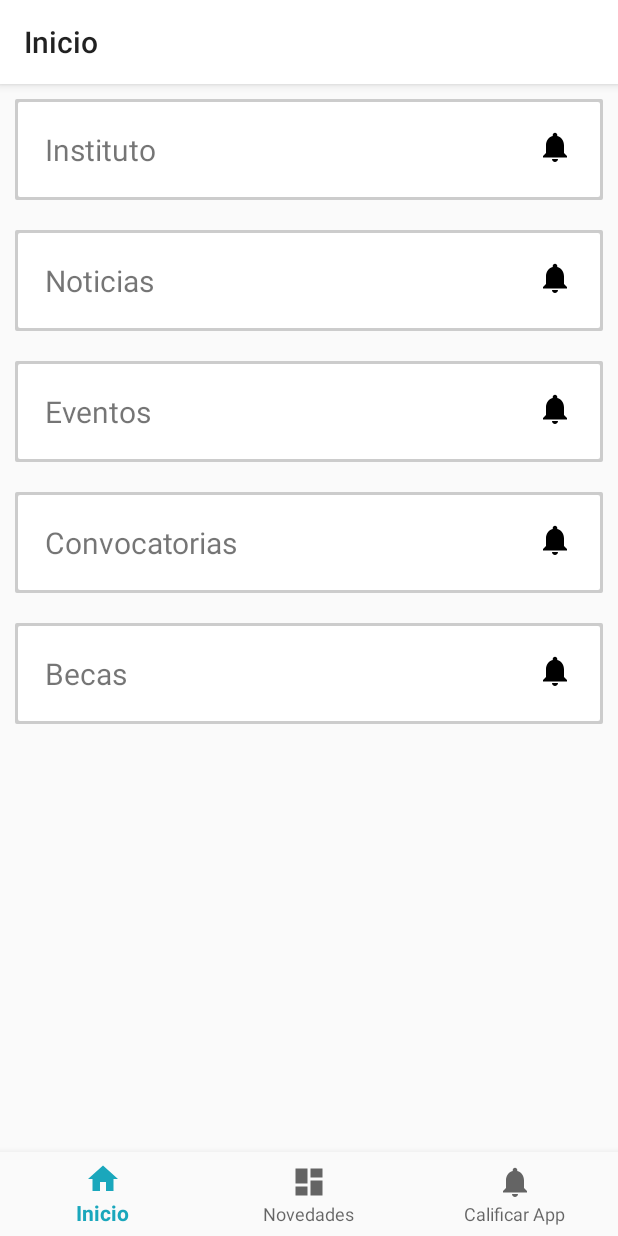
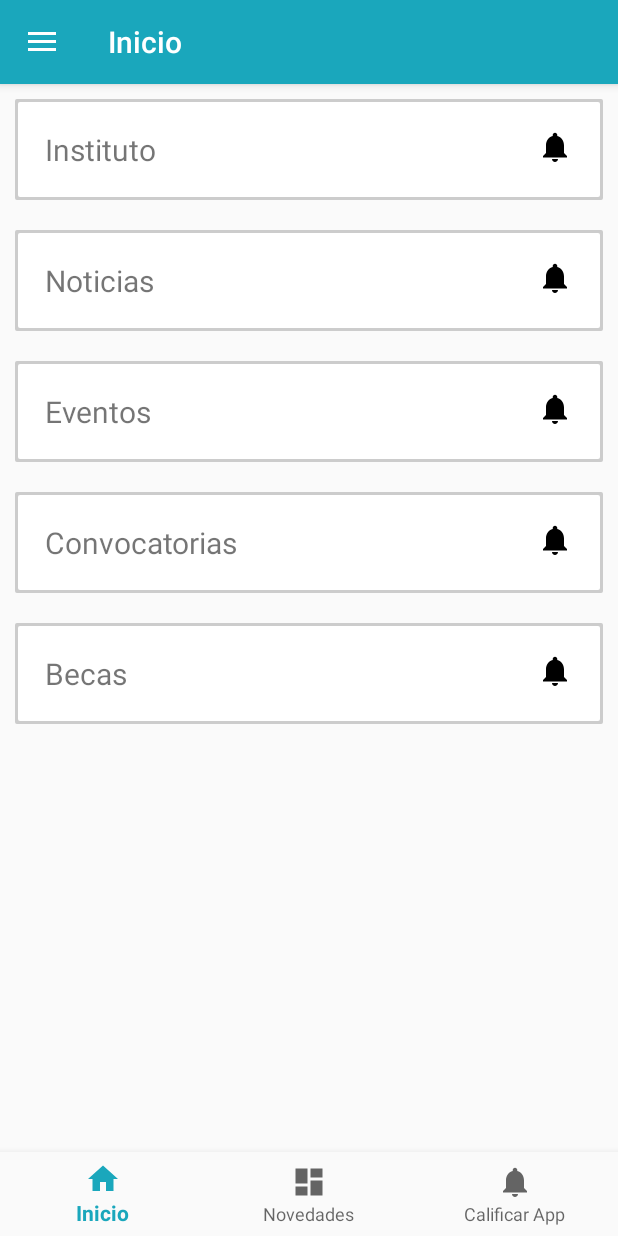
Before and after one commit to Richard095/NotifyOficial, an Android app: the Inicio screen opened directly, with no data from a screen before it, on a phone screen of 412 x 824 dp. Run offline under Robolectric (Android 15) with nearby library versions, the phone set to English and light mode, and no system bars.

Commit message:
drawerlayout fase 1

```diff
--- a/app/build.gradle
+++ b/app/build.gradle
@@ -29,6 +29,7 @@ dependencies {
     androidTestImplementation 'com.android.support.test.espresso:espresso-core:3.0.1'
 }
 
+
 configurations.all {
     resolutionStrategy.eachDependency { DependencyResolveDetails details ->
         def requested = details.requested
--- a/app/src/main/java/dragcopy/notifyoficial/Adapters/MenuAdapter.java
+++ b/app/src/main/java/dragcopy/notifyoficial/Adapters/MenuAdapter.java
@@ -9,6 +9,7 @@ import android.view.ViewGroup;
 import android.widget.ArrayAdapter;
 import android.widget.ImageView;
 import android.widget.TextView;
+import android.widget.Toast;
 
 import java.util.ArrayList;
 
@@ -31,7 +32,7 @@ public class MenuAdapter extends ArrayAdapter<String> {
 
     @NonNull
     @Override
-    public View getView(int position, @Nullable View convertView, @NonNull ViewGroup parent) {
+    public View getView(final int position, @Nullable View convertView, @NonNull ViewGroup parent) {
         LayoutInflater inflater=context.getLayoutInflater();
         View rowview = inflater.inflate(R.layout.opcion_menu,null,true);
 
@@ -41,6 +42,13 @@ public class MenuAdapter extends ArrayAdapter<String> {
         text.setText(items.get(position));
         imageView.setImageResource(images.get(position));
 
+        rowview.setOnClickListener(new View.OnClickListener() {
+            @Override
+            public void onClick(View v) {
+                Toast.makeText(context, items.get(position), Toast.LENGTH_SHORT).show();
+            }
+        });
+
         return rowview;
     }
 }
--- a/app/src/main/java/dragcopy/notifyoficial/Inicio.java
+++ b/app/src/main/java/dragcopy/notifyoficial/Inicio.java
@@ -1,20 +1,25 @@
 package dragcopy.notifyoficial;
 
-import android.graphics.drawable.ColorDrawable;
 import android.os.Bundle;
 import android.support.annotation.NonNull;
 import android.support.design.widget.BottomNavigationView;
+import android.support.design.widget.NavigationView;
+import android.support.v4.view.GravityCompat;
+import android.support.v4.widget.DrawerLayout;
+import android.support.v7.app.ActionBarDrawerToggle;
 import android.support.v7.app.AppCompatActivity;
+import android.support.v7.widget.Toolbar;
 import android.view.MenuItem;
 import android.view.View;
 import android.widget.ListView;
+import android.widget.Toast;
 
 import java.util.ArrayList;
 
 import dragcopy.notifyoficial.Adapters.MenuAdapter;
 
-public class Inicio extends AppCompatActivity {
-
+public class Inicio extends AppCompatActivity
+        implements NavigationView.OnNavigationItemSelectedListener {
     private BottomNavigationView.OnNavigationItemSelectedListener mOnNavigationItemSelectedListener
             = new BottomNavigationView.OnNavigationItemSelectedListener() {
 
@@ -22,13 +27,13 @@ public class Inicio extends AppCompatActivity {
         public boolean onNavigationItemSelected(@NonNull MenuItem item) {
             switch (item.getItemId()) {
                 case R.id.navigation_home:
-                        listView.setVisibility(View.VISIBLE);
+                    listView.setVisibility(View.VISIBLE);
                     break;
                 case R.id.navigation_dashboard:
-                        listView.setVisibility(View.GONE);
+                    listView.setVisibility(View.GONE);
                     break;
                 case R.id.navigation_notifications:
-                        listView.setVisibility(View.GONE);
+                    listView.setVisibility(View.GONE);
                     break;
             }
             return true;
@@ -40,10 +45,21 @@ public class Inicio extends AppCompatActivity {
     @Override
     protected void onCreate(Bundle savedInstanceState) {
         super.onCreate(savedInstanceState);
-        setContentView(R.layout.inicio);
+        setContentView(R.layout.activity_menu);
+        Toolbar toolbar = (Toolbar) findViewById(R.id.toolbar);
+        setSupportActionBar(toolbar);
+        toolbar.setTitle("Inicio");
+                //Snackbar.make(view, "Replace with your own action", Snackbar.LENGTH_LONG)
+                  //      .setAction("Action", null).show();
 
-        getSupportActionBar().setBackgroundDrawable(new ColorDrawable(getResources().getColor(R.color.colorWhite)));
-        getSupportActionBar().setTitle("Inicio");
+        DrawerLayout drawer = (DrawerLayout) findViewById(R.id.drawer_layout);
+        ActionBarDrawerToggle toggle = new ActionBarDrawerToggle(
+                this, drawer, toolbar, R.string.navigation_drawer_open, R.string.navigation_drawer_close);
+        drawer.addDrawerListener(toggle);
+        toggle.syncState();
+
+        NavigationView navigationView = (NavigationView) findViewById(R.id.nav_view);
+        navigationView.setNavigationItemSelectedListener(this);
 
         MenuAdapter listAdapter = new MenuAdapter(this,texts, image);
         listView = (ListView) findViewById(R.id.list);
@@ -68,4 +84,36 @@ public class Inicio extends AppCompatActivity {
         BottomNavigationView navigation = (BottomNavigationView) findViewById(R.id.navigation);
         navigation.setOnNavigationItemSelectedListener(mOnNavigationItemSelectedListener);
     }
+
+    @Override
+    public void onBackPressed() {
+        DrawerLayout drawer = (DrawerLayout) findViewById(R.id.drawer_layout);
+        if (drawer.isDrawerOpen(GravityCompat.START)) {
+            drawer.closeDrawer(GravityCompat.START);
+        } else {
+            super.onBackPressed();
+        }
+    }
+
+    @SuppressWarnings("StatementWithEmptyBody")
+    @Override
+    public boolean onNavigationItemSelected(MenuItem item) {
+
+        int id = item.getItemId();
+
+        if (id == R.id.acerca) {
+            Toast.makeText(this,"Acerca de", Toast.LENGTH_SHORT).show();
+        } else if (id == R.id.contacto) {
+            Toast.makeText(this,"Contacto", Toast.LENGTH_SHORT).show();
+
+        } else if (id == R.id.soporte) {
+            Toast.makeText(this,"Soporte", Toast.LENGTH_SHORT).show();
+
+        } else if (id == R.id.salir) {
+            System.exit(0);
+        }
+        DrawerLayout drawer = (DrawerLayout) findViewById(R.id.drawer_layout);
+        drawer.closeDrawer(GravityCompat.START);
+        return true;
+    }
 }
--- /dev/null
+++ b/app/src/main/res/layout/activity_menu.xml
@@ -0,0 +1,24 @@
+<?xml version="1.0" encoding="utf-8"?>
+    <android.support.v4.widget.DrawerLayout xmlns:android="http://schemas.android.com/apk/res/android"
+    xmlns:app="http://schemas.android.com/apk/res-auto"
+    xmlns:tools="http://schemas.android.com/tools"
+    android:id="@+id/drawer_layout"
+    android:layout_width="match_parent"
+    android:layout_height="match_parent"
+    tools:openDrawer="start">
+
+    <include
+        layout="@layout/app_bar_menu"
+        android:layout_width="match_parent"
+        android:layout_height="match_parent" />
+
+    <android.support.design.widget.NavigationView
+        android:id="@+id/nav_view"
+        android:layout_width="wrap_content"
+        android:layout_height="match_parent"
+        android:layout_gravity="start"
+        android:fitsSystemWindows="true"
+        app:headerLayout="@layout/nav_header_menu"
+        app:menu="@menu/activity_menu_drawer" />
+
+</android.support.v4.widget.DrawerLayout>
--- /dev/null
+++ b/app/src/main/res/layout/app_bar_menu.xml
@@ -0,0 +1,27 @@
+<?xml version="1.0" encoding="utf-8"?>
+<android.support.design.widget.CoordinatorLayout xmlns:android="http://schemas.android.com/apk/res/android"
+    xmlns:app="http://schemas.android.com/apk/res-auto"
+    xmlns:tools="http://schemas.android.com/tools"
+    android:layout_width="match_parent"
+    android:layout_height="match_parent"
+    tools:context="dragcopy.notifyoficial.Inicio">
+
+    <android.support.design.widget.AppBarLayout
+        android:layout_width="match_parent"
+        android:layout_height="wrap_content"
+        android:theme="@style/AppThemeBar.AppBarOverlay">
+
+
+        <android.support.v7.widget.Toolbar
+            android:id="@+id/toolbar"
+            android:layout_width="match_parent"
+            android:layout_height="?attr/actionBarSize"
+            android:background="?attr/colorPrimary"
+            app:popupTheme="@style/AppThemeBar.PopupOverlay" />
+
+
+    </android.support.design.widget.AppBarLayout>
+
+    <include layout="@layout/content_menu" />
+
+</android.support.design.widget.CoordinatorLayout>
--- /dev/null
+++ b/app/src/main/res/layout/content_menu.xml
@@ -0,0 +1,34 @@
+<?xml version="1.0" encoding="utf-8"?>
+<android.support.constraint.ConstraintLayout xmlns:android="http://schemas.android.com/apk/res/android"
+    xmlns:app="http://schemas.android.com/apk/res-auto"
+    xmlns:tools="http://schemas.android.com/tools"
+    android:layout_width="match_parent"
+    android:layout_height="match_parent"
+    app:layout_behavior="@string/appbar_scrolling_view_behavior"
+    tools:context="dragcopy.notifyoficial.Inicio"
+    tools:showIn="@layout/app_bar_menu">
+
+    <RelativeLayout
+        android:layout_width="match_parent"
+        android:layout_height="wrap_content">
+        <ListView
+            android:layout_width="match_parent"
+            android:layout_height="wrap_content"
+            android:id="@+id/list"
+            android:layout_marginBottom="55dp"></ListView>
+    </RelativeLayout>
+
+    <android.support.design.widget.BottomNavigationView
+        android:id="@+id/navigation"
+        android:layout_width="match_parent"
+        android:layout_height="wrap_content"
+        android:layout_marginEnd="0dp"
+        android:layout_marginStart="0dp"
+        android:background="?android:attr/windowBackground"
+        app:layout_constraintBottom_toBottomOf="parent"
+        app:layout_constraintLeft_toLeftOf="parent"
+        app:layout_constraintRight_toRightOf="parent"
+        app:menu="@menu/navigation"
+        android:layout_alignParentBottom="true"/>
+
+</android.support.constraint.ConstraintLayout>
--- /dev/null
+++ b/app/src/main/res/menu/activity_menu_drawer.xml
@@ -0,0 +1,31 @@
+<?xml version="1.0" encoding="utf-8"?>
+<menu xmlns:android="http://schemas.android.com/apk/res/android"
+    xmlns:tools="http://schemas.android.com/tools"
+    tools:showIn="navigation_view">
+
+    <group android:checkableBehavior="single">
+        <item
+            android:id="@+id/acerca"
+            android:icon="@drawable/ic_dashboard_black_24dp"
+            android:title="Acerca de" />
+        <item
+            android:id="@+id/contacto"
+            android:icon="@drawable/ic_dashboard_black_24dp"
+            android:title="Contacto" />
+        <item
+            android:id="@+id/soporte"
+            android:icon="@drawable/ic_dashboard_black_24dp"
+            android:title="Soporte" />
+        <item
+            android:id="@+id/salir"
+            android:icon="@drawable/ic_dashboard_black_24dp"
+            android:title="Salir" />
+    </group>
+
+    <item android:title="Copyright (c) 2018 Notify">
+
+    </item>
+
+
+
+</menu>
--- /dev/null
+++ b/app/src/main/res/menu/menu.xml
@@ -0,0 +1,4 @@
+<?xml version="1.0" encoding="utf-8"?>
+<menu xmlns:android="http://schemas.android.com/apk/res/android"
+    xmlns:app="http://schemas.android.com/apk/res-auto">
+</menu>
--- /dev/null
+++ b/app/src/main/res/values-v21/styles.xml
@@ -0,0 +1,9 @@
+<resources>
+
+    <style name="AppThemeBar.NoActionBar">
+        <item name="windowActionBar">true</item>
+        <item name="windowNoTitle">true</item>
+        <item name="android:windowDrawsSystemBarBackgrounds">true</item>
+        <item name="android:statusBarColor">@color/notifystatus</item>
+    </style>
+</resources>
--- a/app/src/main/res/values/strings.xml
+++ b/app/src/main/res/values/strings.xml
@@ -12,5 +12,8 @@
     <string name="title_dashboard">Novedades</string>
     <string name="title_notifications">Calificar App</string>
 
+    <string name="navigation_drawer_open">Open navigation drawer</string>
+    <string name="navigation_drawer_close">Close navigation drawer</string>
+
 
 </resources>
--- a/app/src/main/res/values/styles.xml
+++ b/app/src/main/res/values/styles.xml
@@ -15,4 +15,13 @@
         <item name="colorAccent">@color/notifystatus</item>
     </style>
 
+    <style name="AppThemeBar.NoActionBar">
+        <item name="windowActionBar">false</item>
+        <item name="windowNoTitle">true</item>
+    </style>
+
+    <style name="AppThemeBar.AppBarOverlay" parent="ThemeOverlay.AppCompat.Dark.ActionBar" />
+
+    <style name="AppThemeBar.PopupOverlay" parent="ThemeOverlay.AppCompat.Light" />
+
 </resources>
```
Also changed, not shown: app/src/main/AndroidManifest.xml (+9 -6 lines), app/src/main/java/dragcopy/notifyoficial/MainActivity.java (+9 -1 lines), app/src/main/res/layout/nav_header_menu.xml (added, +51 -0 lines), app/src/main/res/values/dimens.xml (added, +8 -0 lines), app/src/main/res/values/drawables.xml (added, +7 -0 lines), app/src/main/res/drawable-v24/back.png (added).
